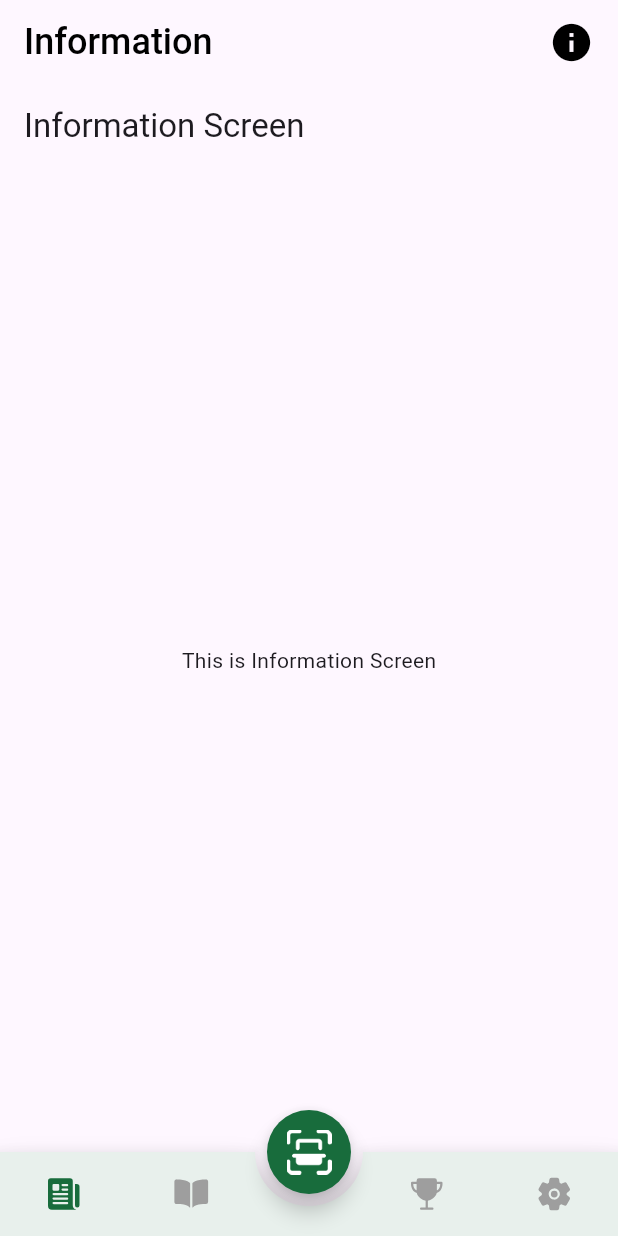
After one commit to tedomi2705/vmeducation, a Flutter app: the screen it shows after launch, after a tap on the "arrow forward ios" icon, after a tap on "Skip", on a phone screen of 412 x 824 dp. The commit adds this screen. Run offline on Flutter 3.47's test engine with Material 3 defaults, Android fonts, the phone set to English and light mode, and no system bars; drawn by our look-alikes of animated_bottom_navigation_bar; our stand-ins replace ionicons, page_transition.

Commit message:
add navigation bar + initialize screens

```diff
--- a/lib/core/app_color.dart
+++ b/lib/core/app_color.dart
@@ -3,4 +3,5 @@ import 'package:flutter/material.dart';
 class AppColor {
   static const primaryColor = Color.fromARGB(255, 24, 108, 60);
   static const splashScreenBg = Color.fromARGB(255, 209, 229, 190);
+  static const navBarBg = Color.fromARGB(255, 232, 240, 236);
 }
--- a/lib/core/app_data.dart
+++ b/lib/core/app_data.dart
@@ -1,6 +1,6 @@
 class AppData {
   static const String title1 = 'Welcome to VMEducation';
-  static const String description1 = 'VMEducation is a platform that provides a wide range of courses for students to learn and grow.';
+  static const String description1 = 'VMEducation is a platform that provides information and learning materials for people interested in VME museum.';
   static const String title2 = 'Learn Anywhere, Anytime';
   static const String description2 = 'You can explore VMEducation courses on your mobile, tablet, or desktop.';
   static const String title3 = 'View AR model in 3D';
--- a/lib/core/app_style.dart
+++ b/lib/core/app_style.dart
@@ -20,6 +20,12 @@ const subTitleOnboardingStyle = TextStyle(
   fontWeight: FontWeight.w400,
 );
 
+const navigationTextStyle = TextStyle(
+  color: Colors.black,
+  fontSize: 24.0,
+  fontWeight: FontWeight.w500,
+);
+
 
 
 
--- /dev/null
+++ b/lib/src/view/screen/collection_screen.dart
@@ -0,0 +1,22 @@
+import 'package:flutter/material.dart';
+
+class CollectionScreen extends StatefulWidget {
+  const CollectionScreen({super.key});
+
+  @override
+  State<CollectionScreen> createState() => _CollectionScreenState();
+}
+
+class _CollectionScreenState extends State<CollectionScreen> {
+  @override
+  Widget build(BuildContext context) {
+    return Scaffold(
+      appBar: AppBar(
+        title: const Text('Collection Screen'),
+      ),
+      body: const Center(
+        child: Text('This is Collection Screen'),
+      ),
+    );
+  }
+}
--- a/lib/src/view/screen/home_screen.dart
+++ b/lib/src/view/screen/home_screen.dart
@@ -1,4 +1,14 @@
+import 'package:animated_bottom_navigation_bar/animated_bottom_navigation_bar.dart';
 import 'package:flutter/material.dart';
+import 'package:ionicons/ionicons.dart';
+import 'package:page_transition/page_transition.dart';
+import 'package:vmeducation/core/app_color.dart';
+import 'package:vmeducation/core/app_style.dart';
+import 'package:vmeducation/src/view/screen/information_screen.dart';
+import 'package:vmeducation/src/view/screen/learning_screen.dart';
+import 'package:vmeducation/src/view/screen/ar_screen.dart';
+import 'package:vmeducation/src/view/screen/collection_screen.dart';
+import 'package:vmeducation/src/view/screen/settings_screen.dart';
 
 class HomeScreen extends StatefulWidget {
   const HomeScreen({super.key});
@@ -8,14 +18,76 @@ class HomeScreen extends StatefulWidget {
 }
 
 class _HomeScreenState extends State<HomeScreen> {
+  int _bottomNavIndex = 0;
+
+  // List of screens
+  List<Widget> _screens = <Widget>[
+    InformationScreen(),
+    LearningScreen(),
+    CollectionScreen(),
+    SettingsScreen(),
+  ];
+
+  //List of bottom navigation bar items
+  List<IconData> _bottomNavBarIcons = <IconData>[
+    Ionicons.newspaper,
+    Ionicons.book,
+    Ionicons.trophy,
+    Ionicons.settings,
+  ];
+  List<String> _bottomNavBarTitles = <String>[
+    'Information',
+    'Learning',
+    'Collection',
+    'Settings',
+  ];
+
   @override
   Widget build(BuildContext context) {
     return Scaffold(
       appBar: AppBar(
-        title: const Text('Home Screen'),
+        title: Row(
+          mainAxisAlignment: MainAxisAlignment.spaceBetween,
+          children: [
+            Text(_bottomNavBarTitles[_bottomNavIndex], style: navigationTextStyle),
+            Icon(Icons.info, color: Colors.black, size: 30.0),
+          ]
+        ),
+        backgroundColor: Theme.of(context).scaffoldBackgroundColor,
+        elevation: 0.0,
       ),
-      body: const Center(
-        child: Text('This is Home Screen'),
+
+      body: IndexedStack(
+        index: _bottomNavIndex,
+        children: _screens,
+      ),
+
+      //camera button
+      floatingActionButton: FloatingActionButton(
+        shape: CircleBorder(),
+        onPressed: (){
+          Navigator.push(context, PageTransition(child: const ARScreen(), type: PageTransitionType.bottomToTop));
+        },
+        child: Image.asset('assets/images/ar_camera_white.png', height: 30.0),
+        backgroundColor: AppColor.primaryColor,
+      ),
+      floatingActionButtonLocation: FloatingActionButtonLocation.centerDocked,
+
+      //bottom navigation bar
+      bottomNavigationBar: AnimatedBottomNavigationBar(
+        backgroundColor: AppColor.navBarBg,
+        splashColor: AppColor.primaryColor,
+        activeColor: AppColor.primaryColor,
+        inactiveColor: Colors.grey,
+        icons: _bottomNavBarIcons,
+        activeIndex: _bottomNavIndex,
+        gapLocation: GapLocation.center,
+        notchSmoothness: NotchSmoothness.defaultEdge,
+        onTap: (index){
+          setState(() {
+            _bottomNavIndex = index;
+          });
+        },
       ),
     );
   }
--- /dev/null
+++ b/lib/src/view/screen/information_screen.dart
@@ -0,0 +1,22 @@
+import 'package:flutter/material.dart';
+
+class InformationScreen extends StatefulWidget {
+  const InformationScreen({super.key});
+
+  @override
+  State<InformationScreen> createState() => _InformationScreenState();
+}
+
+class _InformationScreenState extends State<InformationScreen> {
+  @override
+  Widget build(BuildContext context) {
+    return Scaffold(
+      appBar: AppBar(
+        title: const Text('Information Screen'),
+      ),
+      body: const Center(
+        child: Text('This is Information Screen'),
+      ),
+    );
+  }
+}
--- /dev/null
+++ b/lib/src/view/screen/learning_screen.dart
@@ -0,0 +1,22 @@
+import 'package:flutter/material.dart';
+
+class LearningScreen extends StatefulWidget {
+  const LearningScreen({super.key});
+
+  @override
+  State<LearningScreen> createState() => _LearningScreenState();
+}
+
+class _LearningScreenState extends State<LearningScreen> {
+  @override
+  Widget build(BuildContext context) {
+    return Scaffold(
+      appBar: AppBar(
+        title: const Text('Learning Screen'),
+      ),
+      body: const Center(
+        child: Text('This is Learning Screen'),
+      ),
+    );
+  }
+}
--- a/lib/src/view/screen/onboarding_screen.dart
+++ b/lib/src/view/screen/onboarding_screen.dart
@@ -71,7 +71,7 @@ class _OnboardingScreenState extends State<OnboardingScreen> {
           ),
           Positioned(
             bottom: 60,
-            left: 30,
+            left: 35,
             child: Container(
               child: IconButton(
                 onPressed: _currentPage > 0 ? () {
@@ -81,7 +81,7 @@ class _OnboardingScreenState extends State<OnboardingScreen> {
                   });
                 } : null, // null disables the button
                 icon: const Icon(Icons.arrow_back_ios, size: 24.0, color: AppColor.primaryColor),
-              )
+              ),
             )
           ),
           Positioned(
@@ -103,7 +103,7 @@ class _OnboardingScreenState extends State<OnboardingScreen> {
                   });
                 },
                 icon: const Icon(Icons.arrow_forward_ios, size: 24.0, color: AppColor.primaryColor),
-              )
+              ),
             )
           )
         ],
--- /dev/null
+++ b/lib/src/view/screen/settings_screen.dart
@@ -0,0 +1,22 @@
+import 'package:flutter/material.dart';
+
+class SettingsScreen extends StatefulWidget {
+  const SettingsScreen({super.key});
+
+  @override
+  State<SettingsScreen> createState() => _SettingsScreenState();
+}
+
+class _SettingsScreenState extends State<SettingsScreen> {
+  @override
+  Widget build(BuildContext context) {
+    return Scaffold(
+      appBar: AppBar(
+        title: const Text('Settings Screen'),
+      ),
+      body: const Center(
+        child: Text('This is Settings Screen'),
+      ),
+    );
+  }
+}
--- a/pubspec.yaml
+++ b/pubspec.yaml
@@ -35,6 +35,10 @@ dependencies:
   # The following adds the Cupertino Icons font to your application.
   # Use with the CupertinoIcons class for iOS style icons.
   cupertino_icons: ^1.0.6
+  animated_bottom_navigation_bar: ^1.3.3
+  page_transition: ^2.1.0
+  ionicons: ^0.2.2
+
   arcore_flutter_plugin:
     git:
       url: https://github.com/giandifra/arcore_flutter_plugin
```
Also changed, not shown: lib/src/view/screen/ar_screen.dart (added, +22 -0 lines), assets/images/ar_camera.png (added), assets/images/ar_camera_white.png (added), lib/src/model/model.dart (deleted), pubspec.lock.
